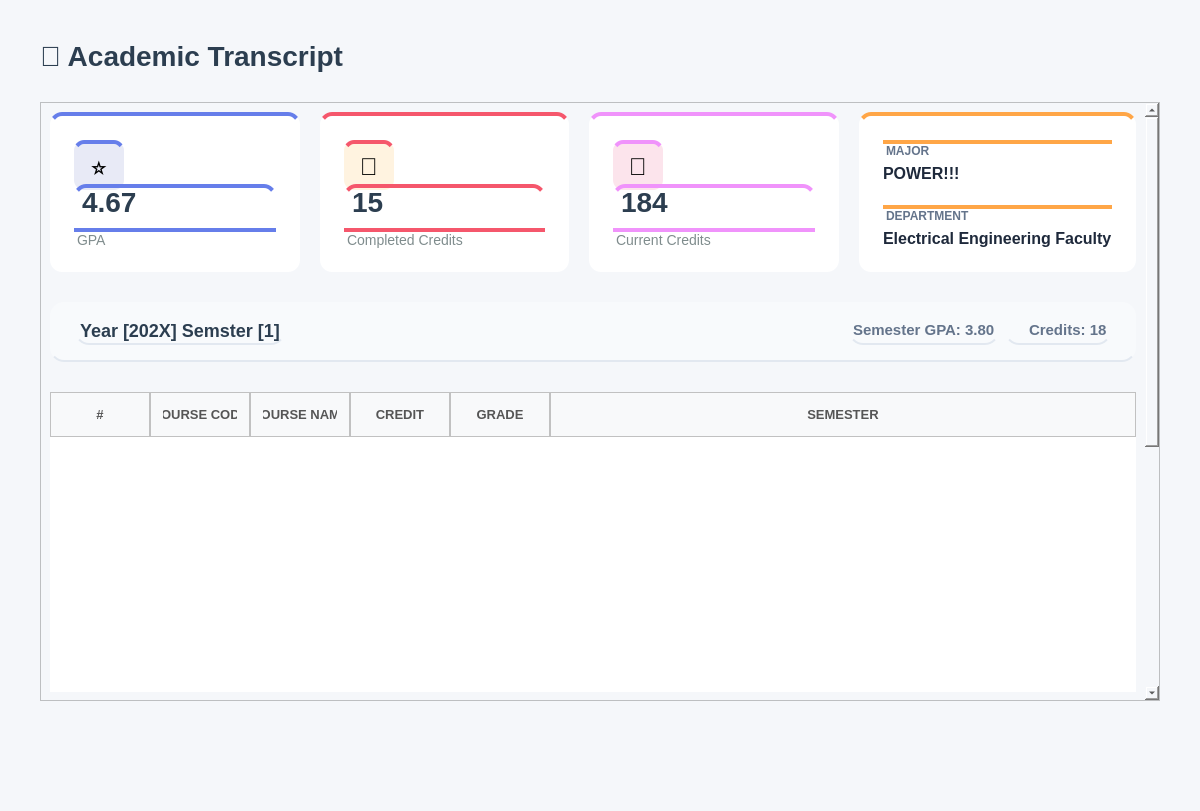
Before: the Qt Designer form app_ui/student_ui/submenus_ui/not_made/transcript.ui in Yasser-Daffa/ECE-Course-Registeration, drawn with Qt 5.
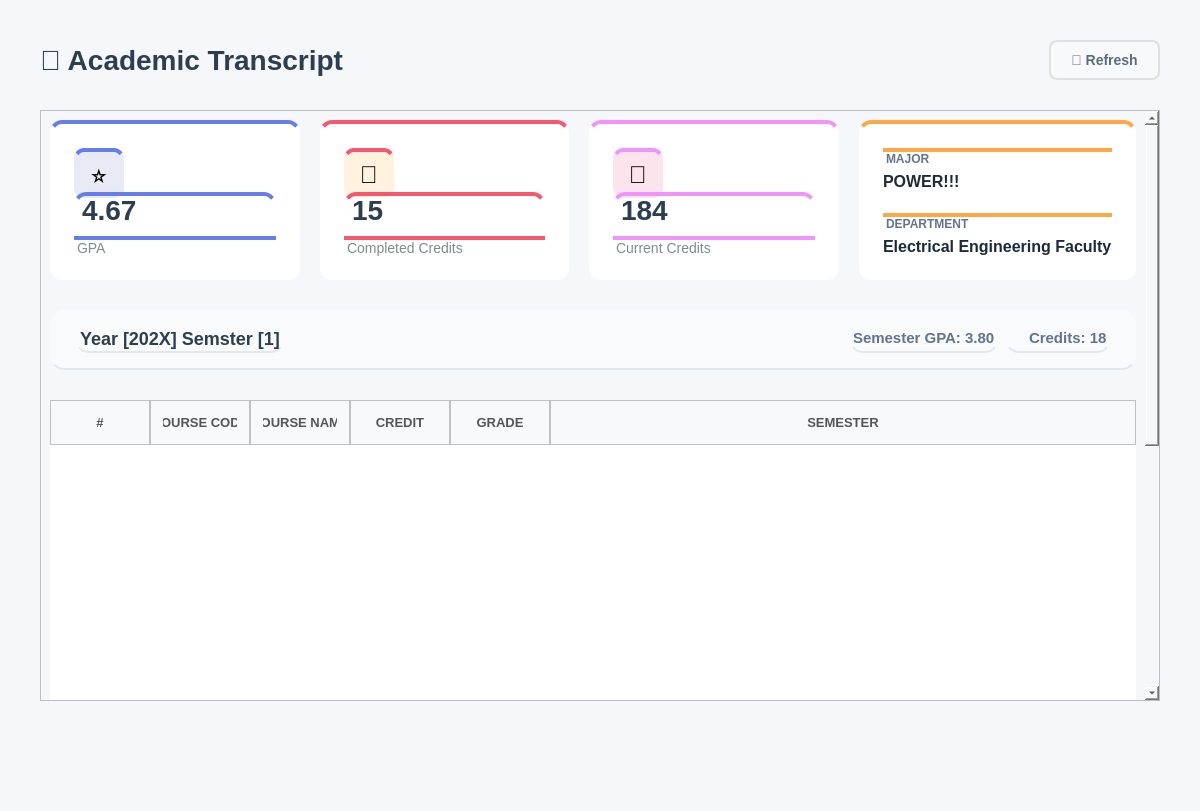
After: the same form once the commit is applied. Icons and pictures are not drawn.

The edit to the form file:
```diff
--- a/app_ui/student_ui/submenus_ui/not_made/transcript.ui
+++ b/app_ui/student_ui/submenus_ui/not_made/transcript.ui
@@ -57,6 +57,45 @@
        </property>
       </spacer>
      </item>
+     <item>
+      <widget class="QPushButton" name="buttonRefresh">
+       <property name="minimumSize">
+        <size>
+         <width>100</width>
+         <height>40</height>
+        </size>
+       </property>
+       <property name="cursor">
+        <cursorShape>PointingHandCursor</cursorShape>
+       </property>
+       <property name="styleSheet">
+        <string notr="true">QPushButton {
+    background-color: #f8f9fa;     /* light grey background */
+    color: #5a6c7d;               /* text color */
+    border: 2px solid #e0e0e0;    /* default border */
+    border-radius: 8px;
+    font-size: 14px;
+    font-weight: bold;
+    padding: 10px 20px;
+}
+
+QPushButton:hover {
+    border-color: #6c5ce7;        /* purplish-blue border on hover */
+    color: #6c5ce7;               /* match text color to border */
+}
+
+QPushButton:pressed {
+    background-color: #e0e0e0;    /* slightly darker grey when pressed */
+    border-color: #6c5ce7;        /* keep border highlight */
+    color: #6c5ce7;               /* text color */
+}
+</string>
+       </property>
+       <property name="text">
+        <string>🔄 Refresh</string>
+       </property>
+      </widget>
+     </item>
     </layout>
    </item>
    <item>
```
